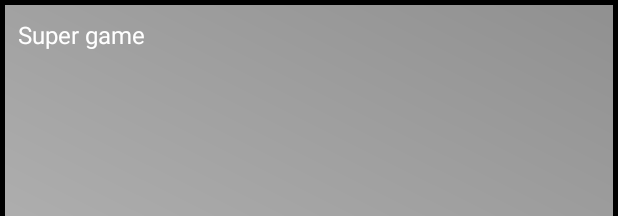
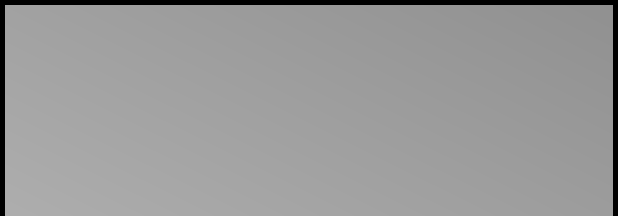
Before and after one commit to adrpieper/magisterka, an Android app: the layout game_activity.xml on its own in the app's theme, with its tools: preview values and no code run, on a phone screen of 412 x 824 dp. Shown: the top 216 px of the screen. Run offline under Robolectric (Android 15) with nearby library versions, the phone set to English and light mode, and no system bars.

Commit message:
Kolejne poprawki w TeX

```diff
--- a/ExampleAdventure/app/src/main/res/layout/game_activity.xml
+++ b/ExampleAdventure/app/src/main/res/layout/game_activity.xml
@@ -1,17 +1,8 @@
 <?xml version="1.0" encoding="utf-8"?>
-<LinearLayout xmlns:android="http://schemas.android.com/apk/res/android"
-              android:orientation="vertical"
-              android:layout_width="match_parent"
-              android:layout_height="match_parent" style="@style/ActivityLayout">
-
-    <TextView
-            android:layout_width="wrap_content"
-            android:layout_height="wrap_content"
-            android:text="Super game"
-            android:id="@+id/textView2"/>
-    <FrameLayout
+<FrameLayout xmlns:android="http://schemas.android.com/apk/res/android"
             android:layout_width="match_parent"
-            android:layout_height="0dp" android:layout_gravity="center_horizontal" android:layout_weight="1"
+            style="@style/ActivityLayout"
+            android:layout_height="match_parent"
+            android:layout_gravity="center_horizontal"
             android:id="@+id/center_fragment">
-    </FrameLayout>
-</LinearLayout>
+</FrameLayout>
```
Also changed, not shown: 3 other files.
